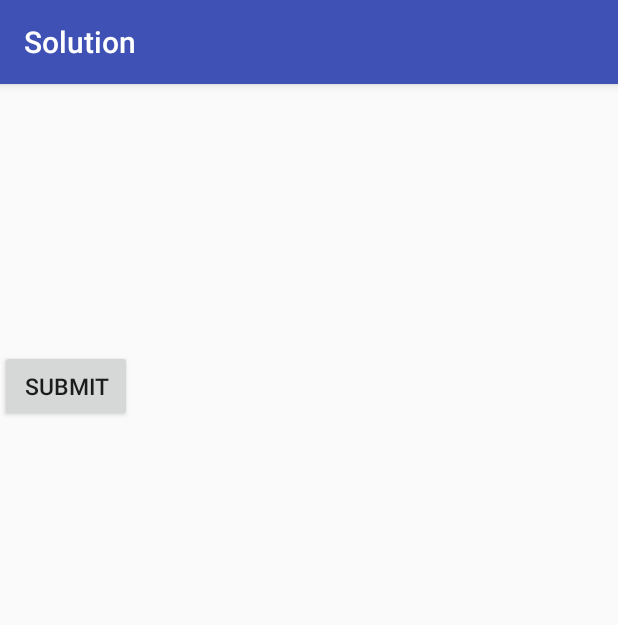
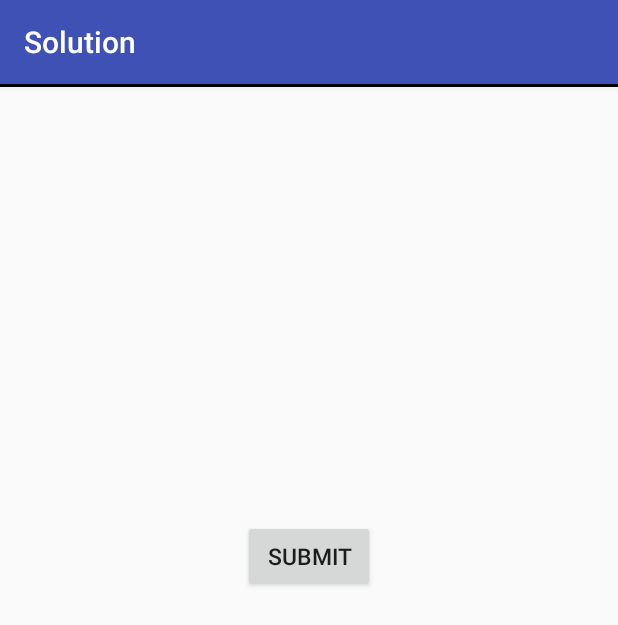
Before and after one commit to Unagifan/APComputerSciencePrep, an Android app: the SolutionActivity screen opened directly, with no data from a screen before it, on a phone screen of 412 x 824 dp. Shown: the top 625 px of the screen. Run offline under Robolectric (Android 15) with nearby library versions, the phone set to English and light mode, and no system bars.

Commit message:
Made Universal styling more universal
Slowly learning how to do xml. It is lowkey hella complicated but I'm slowly learning styles and stuff that should all go into xml code

```diff
--- a/app/src/main/res/layout/questionlayout_main.xml
+++ b/app/src/main/res/layout/questionlayout_main.xml
@@ -10,36 +10,27 @@
             android:textSize="30sp"
             android:layout_width="wrap_content"
             android:layout_height="wrap_content" />
+        <View
+            style = "@style/Divider"/>
         <TextView
             android:id="@+id/answer0"
             android:layout_below="@id/question"
-            android:layout_width="wrap_content"
-            android:layout_height="wrap_content"
-            style = "@style/answerStyle"
-            />
+            style = "@style/answerStyle" />
         <TextView
             android:id="@+id/answer1"
             android:layout_below="@id/answer0"
-            android:layout_width="wrap_content"
-            android:layout_height="wrap_content"
             style = "@style/answerStyle"/>
         <TextView
             android:id="@+id/answer2"
             android:layout_below="@id/answer1"
-            android:layout_width="wrap_content"
-            android:layout_height="wrap_content"
             style = "@style/answerStyle"/>
         <TextView
             android:id="@+id/answer3"
             android:layout_below="@id/answer2"
-            android:layout_width="wrap_content"
-            android:layout_height="wrap_content"
             style = "@style/answerStyle"/>
         <TextView
             android:id="@+id/answer4"
             android:layout_below="@id/answer3"
-            android:layout_width="wrap_content"
-            android:layout_height="wrap_content"
             style = "@style/answerStyle"/>
 
         <Button
@@ -49,6 +40,7 @@
             android:layout_width="wrap_content"
             android:layout_height="wrap_content"
             android:layout_gravity="center"
+            android:layout_centerInParent="true"
             android:text="Submit" />
     </RelativeLayout>
 
--- a/app/src/main/res/values/styles.xml
+++ b/app/src/main/res/values/styles.xml
@@ -17,9 +17,19 @@
 
     <style name="AppTheme.PopupOverlay" parent="ThemeOverlay.AppCompat.Light" />
 
+    <!--This is the universal style for the answers in questionLayout-->
     <style name="answerStyle">
-        <item name = "android:textSize">20sp</item>
-        <item name = "android:background">@drawable/border</item>
+        <item name = "android:textSize"> 20sp </item>
+        <item name = "android:background"> @drawable/border </item>
+        <item name = "android:layout_width"> wrap_content </item>
+        <item name = "android:layout_height"> 50dp </item>
+    </style>
+
+    <!--Basic black divider-->
+    <style name="Divider">
+        <item name="android:layout_width">match_parent</item>
+        <item name="android:layout_height">2dp</item>
+        <item name="android:background">#000000</item>
     </style>
 
 </resources>
```
